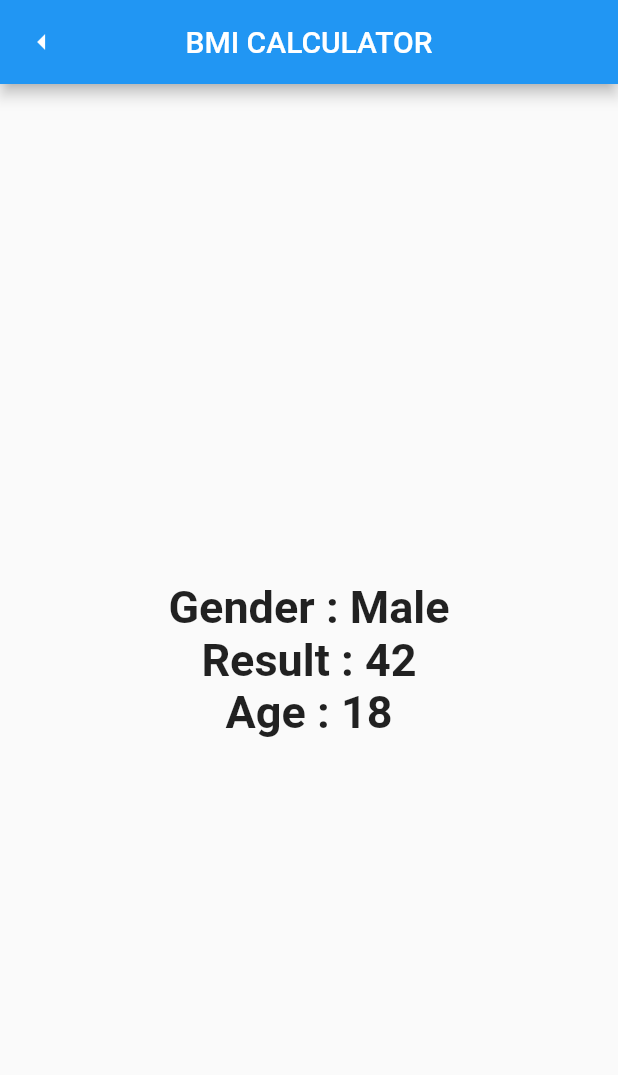
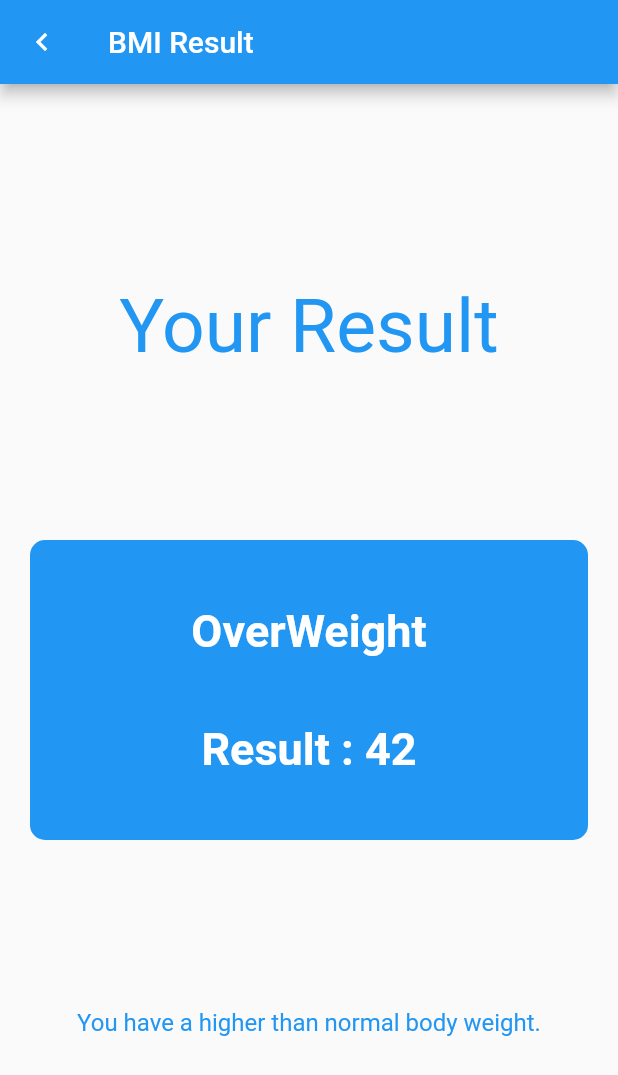
Before and after one commit to MuhammedElhalfawy/bmi_calculator, a Flutter app: the screen it shows after launch, after a tap on "CALCULATE", on a phone screen of 412 x 824 dp. Shown: the top 1075 px of the screen. Run offline on Flutter 3.47's test engine with Material 2 defaults, Android fonts, the phone set to English and light mode, and no system bars.

Commit message:
second commit

```diff
--- a/lib/modules/bmi/bmi_screen.dart
+++ b/lib/modules/bmi/bmi_screen.dart
@@ -293,6 +293,27 @@ class _BmiScreenState extends State<BmiScreen> {
                 onPressed: (){
                   double result = weight / pow(height / 100, 2);
                   print(result.round());
+
+                  String getResult() {
+                    if (result >= 25) {
+                      return 'OverWeight';
+                    } else if (result > 18) {
+                      return 'Normal';
+                    } else {
+                      return 'UnderWeight';
+                    }
+                  }
+
+                  String comment() {
+                    if (result >= 25) {
+                      return 'You have a higher than normal body weight.';
+                    } else if (result > 18) {
+                      return 'You have a normal body weight. Excellent';
+                    } else {
+                      return 'You have a lower than normal body weight.';
+                    }
+                  }
+
                   Navigator.push(
                       context,
                       MaterialPageRoute(
@@ -300,6 +321,8 @@ class _BmiScreenState extends State<BmiScreen> {
                             age: age,
                             isMale: isMale,
                             result: result.round(),
+                            getResult: getResult(),
+                            comment: comment(),
                           ),
                       ),
                   );
--- a/lib/modules/bmi_result_screen/bmi_result_screen.dart
+++ b/lib/modules/bmi_result_screen/bmi_result_screen.dart
@@ -1,14 +1,22 @@
 import 'package:flutter/material.dart';
 
 class BmiResultScreen extends StatelessWidget {
-  const BmiResultScreen({Key? key,
-    required this.result,
-    required this.isMale,
-    required this.age}) : super(key: key);
 
   final int result;
   final bool isMale;
   final int age;
+  final String getResult;
+  final String comment;
+
+  const BmiResultScreen({Key? key,
+    required this.result,
+    required this.isMale,
+    required this.age,
+    required this.getResult,
+    required this.comment,
+  }) : super(key: key);
+
+
 
   @override
   Widget build(BuildContext context) {
@@ -19,37 +27,76 @@ class BmiResultScreen extends StatelessWidget {
             Navigator.pop(context);
           },
           icon: const Icon(
-            Icons.arrow_left,
+            Icons.keyboard_arrow_left,
           ),
         ),
         title: const Text(
-          'BMI CALCULATOR',
+          'BMI Result',
         ),
-        centerTitle: true,
       ),
-      body: Center(
+      body: Padding(
+        padding: const EdgeInsets.all(20.0),
         child: Column(
-          mainAxisAlignment: MainAxisAlignment.center,
+          mainAxisAlignment: MainAxisAlignment.spaceEvenly,
+          children: [
+            const Text(
+              'Your Result',
+              style: TextStyle(
+                fontSize: 50.0,
+                // fontWeight: FontWeight.bold,
+                color: Colors.blue,
+              ),
+            ),
+            Container(
+              height: 200,
+              width: 400,
+              decoration: BoxDecoration(
+                borderRadius: BorderRadius.circular(10.0),
+                color: Colors.blue,
+              ),
+              child: Column(
+                mainAxisAlignment: MainAxisAlignment.spaceEvenly,
                 children: [
                   Text(
+                    getResult,
+                    style: const TextStyle(
+                      fontSize: 30.0,
+                      fontWeight: FontWeight.bold,
+                      color: Colors.white,
+                    ),
+                  ),
+                  /* Text(
                     'Gender : ${isMale ? 'Male' : 'Female'}',
                     style: const TextStyle(
                       fontSize: 30.0,
                       fontWeight: FontWeight.bold,
+                      color: Colors.white,
                     ),
-            ),
+                  ), */
                   Text(
                     'Result : $result',
                     style: const TextStyle(
                       fontSize: 30.0,
                       fontWeight: FontWeight.bold,
+                      color: Colors.white,
                     ),
                   ),
-            Text(
+                  /* Text(
                     'Age : $age',
                     style: const TextStyle(
                       fontSize: 30.0,
                       fontWeight: FontWeight.bold,
+                      color: Colors.white,
+                    ),
+                  ), */
+                ],
+              ),
+            ),
+            Text(
+              comment,
+              style: const TextStyle(
+                fontSize: 16.0,
+                color: Colors.blue,
               ),
             ),
           ],
```
Lines whose indentation alone changed are shown as unchanged.
